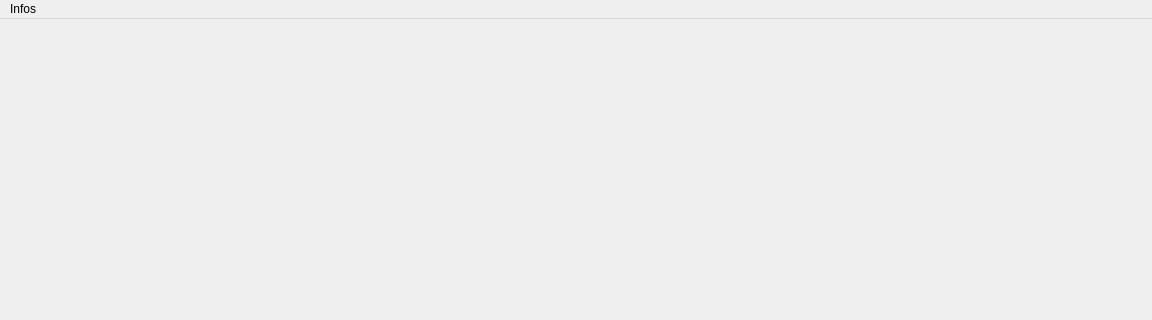
Qt form src/mainwindow.ui (FrancoisGaits/Henjin) before a commit; both pictures show x 0 to 1152 and y 0 to 320 of the 1152 by 720 pixel window.
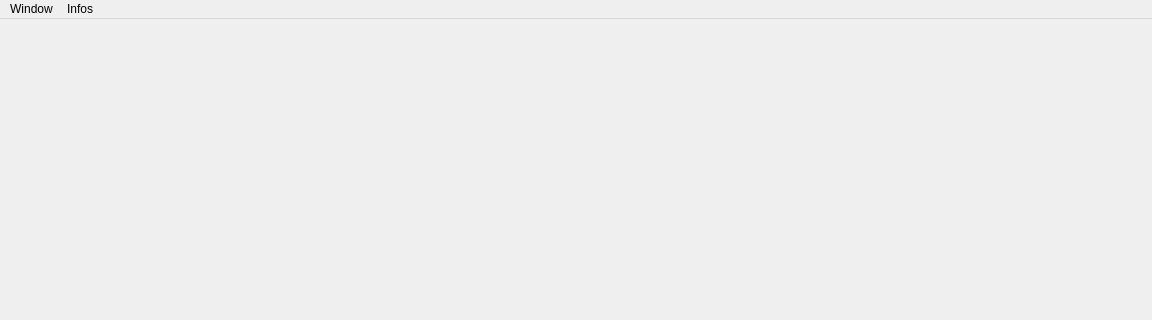
The same form after that commit.

```diff
--- a/src/mainwindow.ui
+++ b/src/mainwindow.ui
@@ -29,6 +29,15 @@
     </property>
     <addaction name="actionOpenGl_Info"/>
    </widget>
+   <widget class="QMenu" name="menuWindow">
+    <property name="title">
+     <string>Window</string>
+    </property>
+    <addaction name="actionFullScreen"/>
+    <addaction name="actionNormal"/>
+    <addaction name="actionClose"/>
+   </widget>
+   <addaction name="menuWindow"/>
    <addaction name="menuInfos"/>
   </widget>
   <action name="actionOpenGl_Info">
```
Left out of the diff: 15 changed lines with no effect on the pictures.
